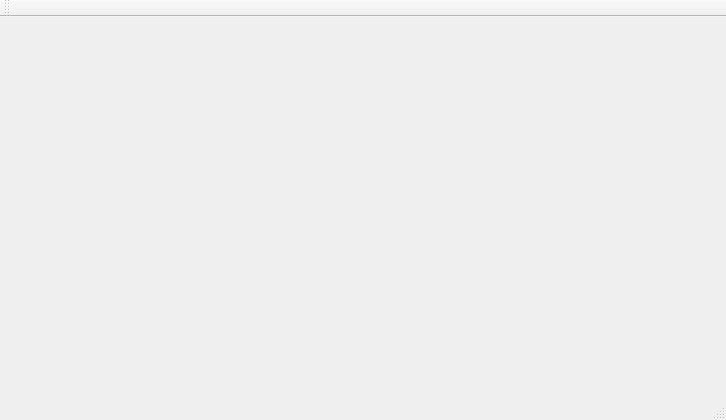
Above: ErpApp/ErpApp/mainwindow.ui from cash2one/bmloginsvr before the change. Below: the same form after it.
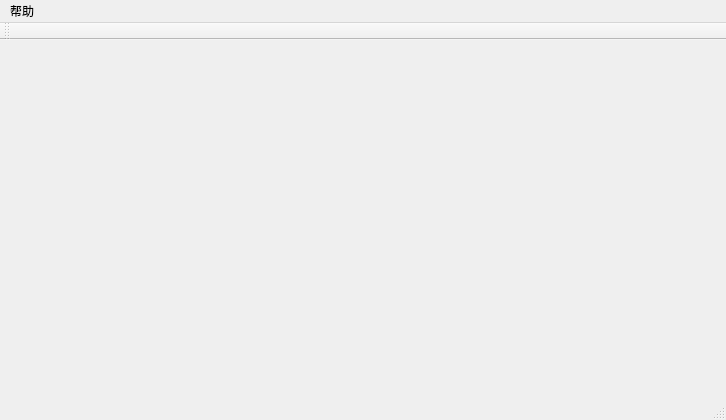
That is the form after the change.

The edit to the form file:
```diff
--- a/ErpApp/ErpApp/mainwindow.ui
+++ b/ErpApp/ErpApp/mainwindow.ui
@@ -23,6 +23,13 @@
      <height>23</height>
     </rect>
    </property>
+   <widget class="QMenu" name="menu">
+    <property name="title">
+     <string>帮助</string>
+    </property>
+    <addaction name="actionAbout"/>
+   </widget>
+   <addaction name="menu"/>
   </widget>
   <widget class="QToolBar" name="mainToolBar">
    <attribute name="toolBarArea">
```
Left out of the diff: 7 changed lines with no effect on the pictures.
